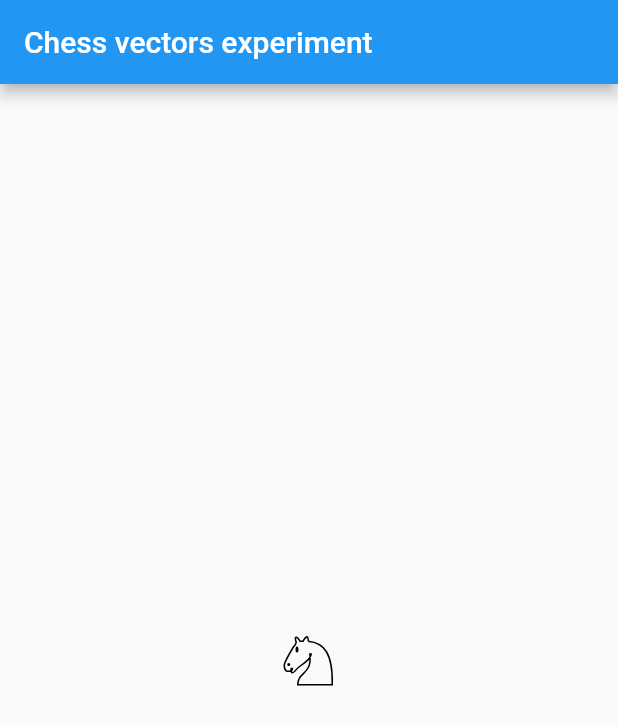
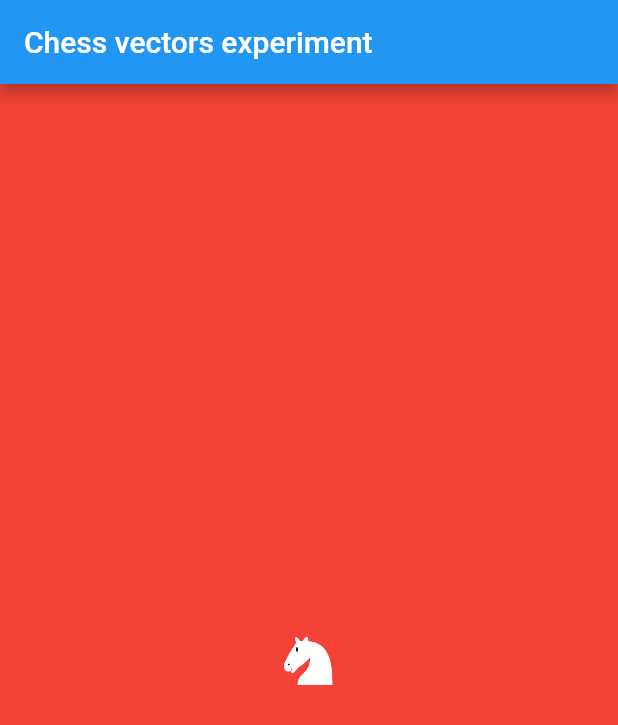
Before and after one commit to loloof64/chess_vectors_experiment, a Flutter app: the screen it shows after launch, on a phone screen of 412 x 824 dp. Shown: the top 725 px of the screen. Run offline on Flutter 3.47's test engine with Material 2 defaults, Android fonts, the phone set to English and light mode, and no system bars; our stand-ins replace tuple.

Commit message:
The drawn vector can be assigned a fill color and a stroke color for each of its path definitions.

```diff
--- a/lib/main.dart
+++ b/lib/main.dart
@@ -1,5 +1,5 @@
 import 'package:flutter/material.dart';
-import 'path.dart';
+import 'vector_image.dart';
 
 void main() => runApp(new MyApp());
 
@@ -41,11 +41,15 @@ class MyHomePage extends StatelessWidget {
         // Here we take the value from the MyHomePage object that was created by
         // the App.build method, and use it to set our appbar title.
         title: new Text('Chess vectors experiment'),
+        backgroundColor: Colors.blue,
       ),
-        body: new Center(
+      body: new Container(
+        decoration: BoxDecoration(color: Colors.red),
+        child: new Center(
           // Center is a layout widget. It takes a single child and positions it
           // in the middle of the parent.
           child: new MyChessVector(size: 45.0),
+        ),
       ),
     );
   }
@@ -53,12 +57,9 @@ class MyHomePage extends StatelessWidget {
 
 @immutable
 class MyChessVector extends StatelessWidget {
-
   final double size;
 
-  MyChessVector({
-    this.size
-  });
+  MyChessVector({this.size});
 
   @override
   Widget build(BuildContext context) {
@@ -66,53 +67,21 @@ class MyChessVector extends StatelessWidget {
       width: size,
       height: size,
       child: new CustomPaint(
-        painter: new VectorPainter(
-            parsePathList([
-              "M 22,10 C 32.5,11 38.5,18 38,39 L 15,39 C 15,30 25,32.5 23,18",
-              "M 24,18 C 24.38,20.91 18.45,25.37 16,27 C 13,29 13.18,31.34 11,31 C "
+        painter: new VectorImagePainter(<VectorImagePathDefinition>[
+          VectorImagePathDefinition(path:"M 22,10 C 32.5,11 38.5,18 38,39"
+              " L 15,39 C 15,30 25,32.5 23,18"),
+          VectorImagePathDefinition(path:"M 24,18 C 24.38,20.91 18.45,25.37"
+              " 16,27 C 13,29 13.18,31.34 11,31 C "
           "9.958,30.06 12.41,27.96 11,28 C 10,28 11.19,29.23 10,30 C 9,30"
               " 5.997,31 6,26 C 6,24 12,14 12,14 C 12,14 13.89,12.1 14,10.5 C"
               " 13.27,9.506 13.5,8.5 13.5,7.5 C 14.5,6.5 16.5,10 16.5,10 L"
-                  " 18.5,10 C 18.5,10 19.28,8.008 21,7 C 22,7 22,10 22,10",
-              "M 9.5 25.5 A 0.5 0.5 0 1 1 8.5,25.5 A 0.5 0.5 0 1 1 9.5 25.5 z",
-              "M 15 15.5 A 0.5 1.5 0 1 1  14,15.5 A 0.5 1.5 0 1 1  15 15.5 z"
-
-            ])
-        ),
+              " 18.5,10 C 18.5,10 19.28,8.008 21,7 C 22,7 22,10 22,10"),
+          VectorImagePathDefinition(path: "M 9.5 25.5 A 0.5 0.5 0 1 1"
+              " 8.5,25.5 A 0.5 0.5 0 1 1 9.5 25.5 z", fill: Colors.black),
+          VectorImagePathDefinition(path: "M 15 15.5 A 0.5 1.5 0 1 1"
+              "  14,15.5 A 0.5 1.5 0 1 1  15 15.5 z", fill: Colors.black)
+        ]),
       ),
     );
   }
-
 }
-
-class VectorPainter extends CustomPainter {
-
-  List<List<PathElement>> vectorDefinition;
-
-  VectorPainter(this.vectorDefinition);
-
-  @override
-  void paint(Canvas canvas, Size size) {
-    Path path = new Path();
-
-    vectorDefinition.forEach((List<PathElement> currentPath){
-      currentPath.forEach((PathElement currentElement) {
-        currentElement.addToPath(path);
-      });
-    });
-
-    var pathPaint = new Paint()
-      ..style = PaintingStyle.stroke
-      ..strokeWidth = 1.0
-      ..color = Colors.black
-    ;
-
-    canvas.drawPath(path, pathPaint);
-
-  }
-
-  @override
-  bool shouldRepaint(CustomPainter oldDelegate) {
-    return false;
-  }
-}
--- a/lib/path.dart
+++ b/lib/vector_image.dart
@@ -1,13 +1,55 @@
 import 'dart:ui' show Color, Offset, Path, Radius;
 
+import 'package:flutter/material.dart';
 import 'package:meta/meta.dart';
 import 'package:tuple/tuple.dart';
 
-class VectorElement {
-  PathElement path;
+class VectorImagePainter extends CustomPainter {
+  List<VectorImagePathDefinition> vectorDefinition;
+
+  VectorImagePainter(this.vectorDefinition);
+
+  @override
+  void paint(Canvas canvas, Size size) {
+    vectorDefinition.forEach((VectorImagePathDefinition pathDefinition) {
+
+      var commonPath = new Path();
+      pathDefinition.pathElements.forEach((PathElement element) {
+        element.addToPath(commonPath);
+      });
+
+      var strokePathPaint = new Paint()
+        ..style = PaintingStyle.fill
+        ..strokeWidth = 1.0
+        ..color = pathDefinition.fill;
+      canvas.drawPath(commonPath, strokePathPaint);
+
+      var fillPathPaint = new Paint()
+        ..style = PaintingStyle.fill
+        ..strokeWidth = 1.0
+        ..color = pathDefinition.fill;
+      canvas.drawPath(commonPath, fillPathPaint);
+    });
+
+  }
+
+  @override
+  bool shouldRepaint(CustomPainter oldDelegate) {
+    return false;
+  }
+}
+
+
+class VectorImagePathDefinition {
+  List<PathElement> pathElements;
   Color fill;
   Color stroke;
 
+  VectorImagePathDefinition({
+    String path,
+    this.fill = Colors.white,
+    this.stroke = Colors.black
+  }) : pathElements = parsePath(path);
 }
 
 abstract class PathElement {
```
Also changed, not shown: 1 other file. Lines whose indentation alone changed are shown as unchanged.
